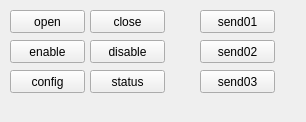
Before: the Qt Designer form control-board/software/files/i2c/i2c.ui in z80/dfu, drawn with Qt 5.
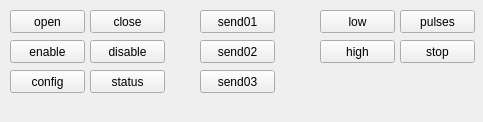
After: the same form once the commit is applied.

```diff
--- a/control-board/software/files/i2c/i2c.ui
+++ b/control-board/software/files/i2c/i2c.ui
@@ -6,7 +6,7 @@
    <rect>
     <x>0</x>
     <y>0</y>
-    <width>306</width>
+    <width>483</width>
     <height>122</height>
    </rect>
   </property>
@@ -130,6 +130,58 @@
     <string>status</string>
    </property>
   </widget>
+  <widget class="QPushButton" name="low">
+   <property name="geometry">
+    <rect>
+     <x>320</x>
+     <y>10</y>
+     <width>75</width>
+     <height>23</height>
+    </rect>
+   </property>
+   <property name="text">
+    <string>low</string>
+   </property>
+  </widget>
+  <widget class="QPushButton" name="high">
+   <property name="geometry">
+    <rect>
+     <x>320</x>
+     <y>40</y>
+     <width>75</width>
+     <height>23</height>
+    </rect>
+   </property>
+   <property name="text">
+    <string>high</string>
+   </property>
+  </widget>
+  <widget class="QPushButton" name="pulses">
+   <property name="geometry">
+    <rect>
+     <x>400</x>
+     <y>10</y>
+     <width>75</width>
+     <height>23</height>
+    </rect>
+   </property>
+   <property name="text">
+    <string>pulses</string>
+   </property>
+  </widget>
+  <widget class="QPushButton" name="stop">
+   <property name="geometry">
+    <rect>
+     <x>400</x>
+     <y>40</y>
+     <width>75</width>
+     <height>23</height>
+    </rect>
+   </property>
+   <property name="text">
+    <string>stop</string>
+   </property>
+  </widget>
  </widget>
  <resources/>
  <connections/>
```
